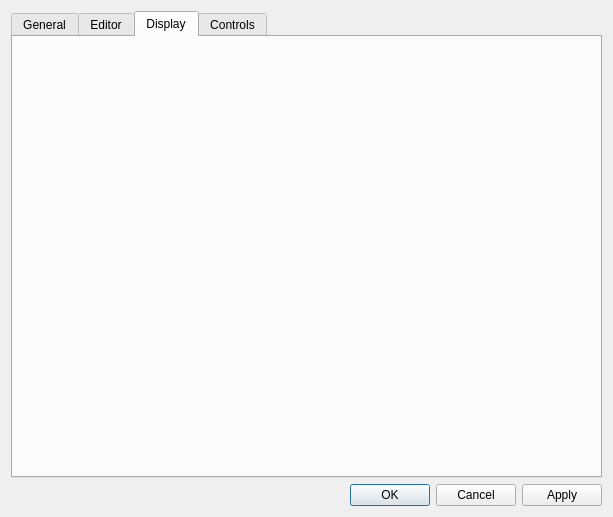
This is src/settingsdialog.ui in GAMS-dev/studio as Qt 5 draws it before an edit. The edited form follows.
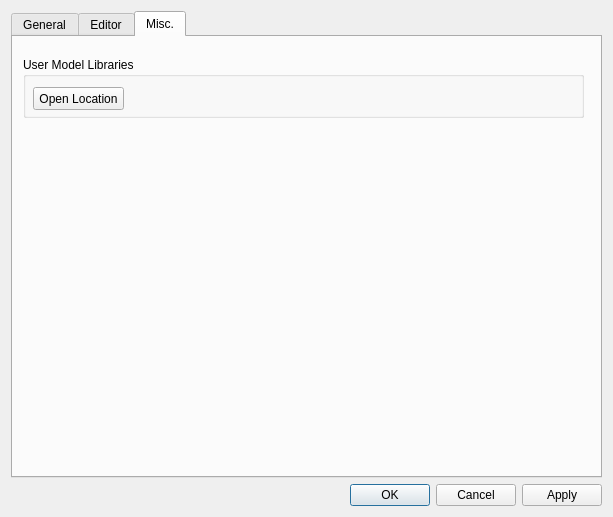
This is the edited form. The open tabs and pages were chosen to show the change.

Commit message: fix minor issues in settings dialog and add tab Misc. with the facility to open the user model libraries location

```diff
--- a/src/settingsdialog.ui
+++ b/src/settingsdialog.ui
@@ -571,21 +571,36 @@
        </widget>
       </widget>
      </widget>
-     <widget class="QWidget" name="tabDisplay">
-      <property name="enabled">
-       <bool>true</bool>
-      </property>
+     <widget class="QWidget" name="tabMisc">
       <attribute name="title">
-       <string>Display</string>
+       <string>Misc.</string>
       </attribute>
-     </widget>
-     <widget class="QWidget" name="tabControls">
-      <property name="enabled">
-       <bool>true</bool>
-      </property>
-      <attribute name="title">
-       <string>Controls</string>
-      </attribute>
+      <widget class="QGroupBox" name="gb_userlibraries">
+       <property name="geometry">
+        <rect>
+         <x>10</x>
+         <y>20</y>
+         <width>561</width>
+         <height>61</height>
+        </rect>
+       </property>
+       <property name="title">
+        <string>User Model Libraries</string>
+       </property>
+       <widget class="QPushButton" name="btn_openUserLibLocation">
+        <property name="geometry">
+         <rect>
+          <x>10</x>
+          <y>30</y>
+          <width>91</width>
+          <height>23</height>
+         </rect>
+        </property>
+        <property name="text">
+         <string>Open Location</string>
+        </property>
+       </widget>
+      </widget>
      </widget>
     </widget>
    </item>
```
Left out of the diff: 6 changed lines with no effect on the pictures. The commit also changes 2 other files.
